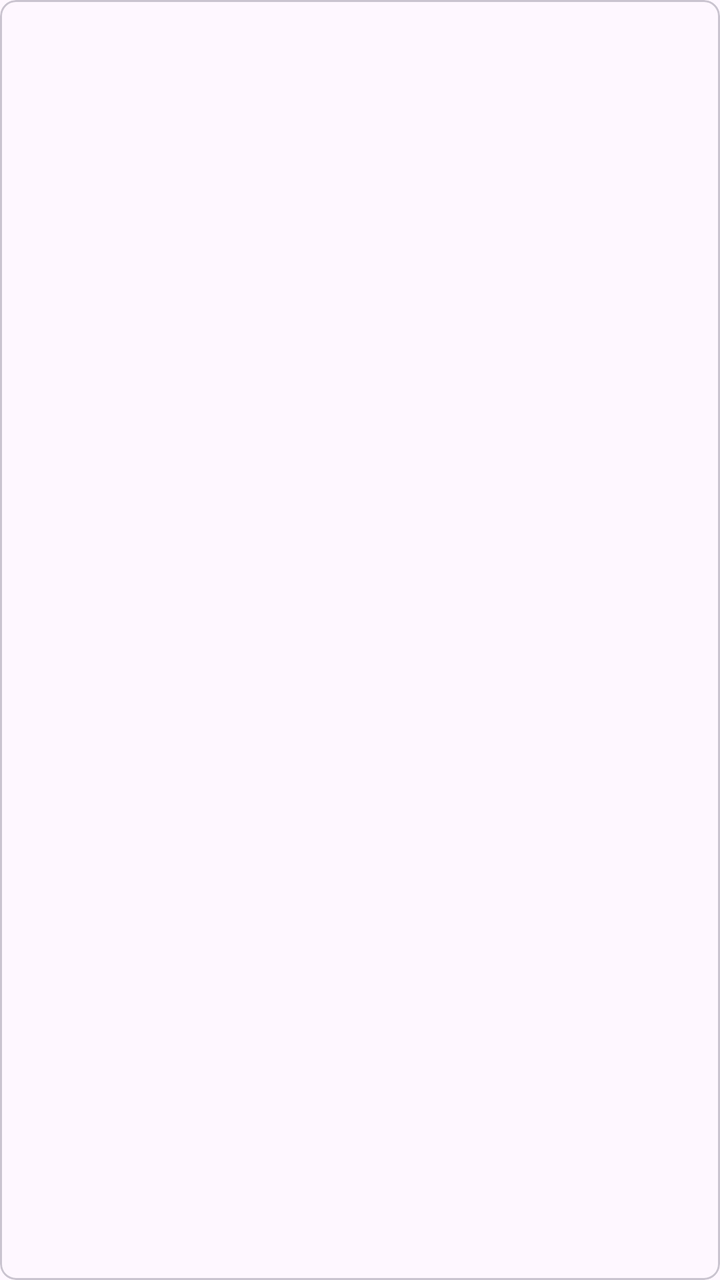
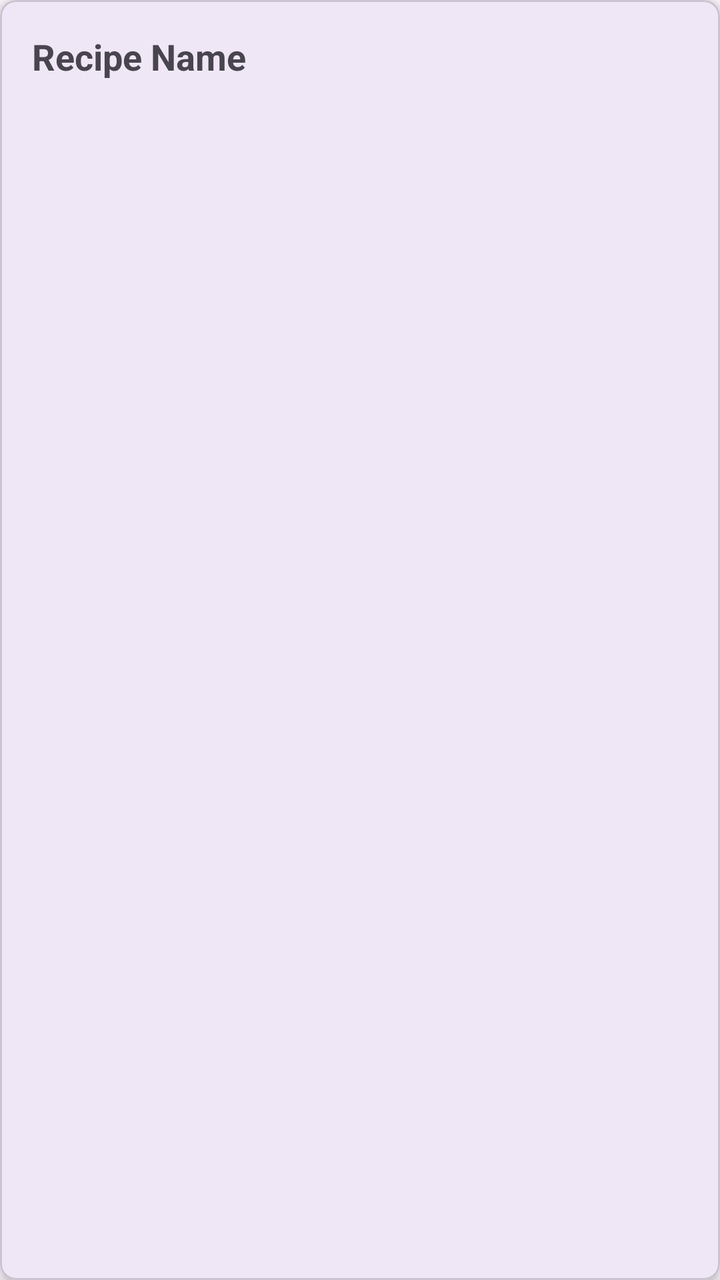

Screens rendered from an Android XML layout before and after an edit, with the pre-edit source and the edit as a unified diff.
<!-- AndroidManifest.xml: application theme Theme.SmartPantryManager -->
<!-- res/layout/item_recipe.xml -->
<com.google.android.material.card.MaterialCardView
    xmlns:android="http://schemas.android.com/apk/res/android"
    xmlns:app="http://schemas.android.com/apk/res-auto"
    android:layout_width="match_parent"
    android:layout_height="wrap_content"
    android:layout_margin="6dp"
    app:cardCornerRadius="8dp">
    <TextView
        android:id="@+id/tvRecipeName"
        android:layout_width="match_parent"
        android:layout_height="wrap_content"
        android:padding="16dp"
        android:textSize="18sp"
        android:textStyle="bold"/>
</com.google.android.material.card.MaterialCardView>
<!-- resources referenced by this layout -->
<resources>
  <style name="Theme.SmartPantryManager" parent="Base.Theme.SmartPantryManager" />
  <style name="Base.Theme.SmartPantryManager" parent="Theme.Material3.DayNight.NoActionBar">
          
          
      </style>
</resources>

<!-- the commit's change to res/layout/item_recipe.xml (unified diff, before → after) -->
@@ -1,15 +1,20 @@
+<?xml version="1.0" encoding="utf-8"?>
 <com.google.android.material.card.MaterialCardView
     xmlns:android="http://schemas.android.com/apk/res/android"
     xmlns:app="http://schemas.android.com/apk/res-auto"
     android:layout_width="match_parent"
     android:layout_height="wrap_content"
     android:layout_margin="6dp"
-    app:cardCornerRadius="8dp">
+    app:cardCornerRadius="8dp"
+    app:cardElevation="4dp">
+
     <TextView
         android:id="@+id/tvRecipeName"
         android:layout_width="match_parent"
         android:layout_height="wrap_content"
         android:padding="16dp"
+        android:text="Recipe Name"
         android:textSize="18sp"
-        android:textStyle="bold"/>
+        android:textStyle="bold" />
+
 </com.google.android.material.card.MaterialCardView>
